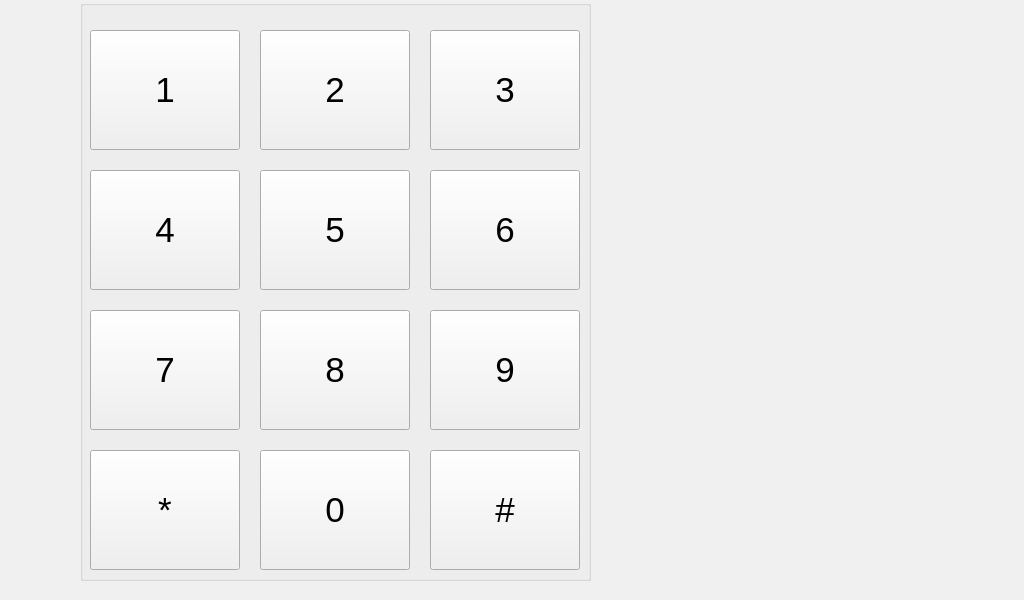
Qt form src/mainwindow.ui (pureartisan/mqtt-alarm-panel-ui) before a commit.
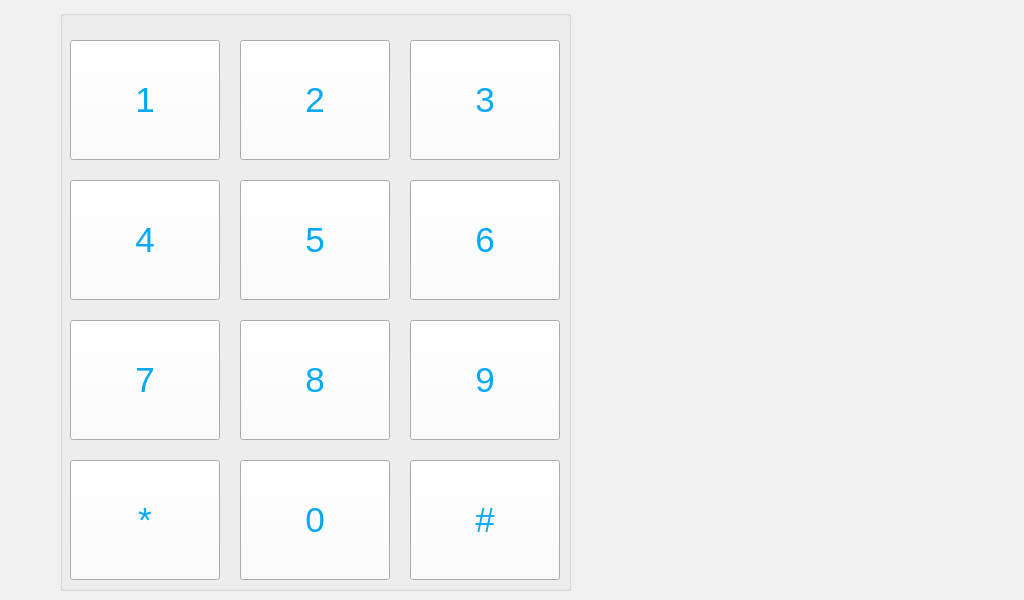
The same form after that commit.

```diff
--- a/src/mainwindow.ui
+++ b/src/mainwindow.ui
@@ -34,6 +34,24 @@
        </color>
       </brush>
      </colorrole>
+     <colorrole role="Midlight">
+      <brush brushstyle="SolidPattern">
+       <color alpha="255">
+        <red>255</red>
+        <green>255</green>
+        <blue>255</blue>
+       </color>
+      </brush>
+     </colorrole>
+     <colorrole role="Text">
+      <brush brushstyle="SolidPattern">
+       <color alpha="255">
+        <red>3</red>
+        <green>169</green>
+        <blue>244</blue>
+       </color>
+      </brush>
+     </colorrole>
      <colorrole role="ButtonText">
       <brush brushstyle="SolidPattern">
        <color alpha="255">
@@ -61,6 +79,33 @@
        </color>
       </brush>
      </colorrole>
+     <colorrole role="Highlight">
+      <brush brushstyle="SolidPattern">
+       <color alpha="255">
+        <red>51</red>
+        <green>153</green>
+        <blue>255</blue>
+       </color>
+      </brush>
+     </colorrole>
+     <colorrole role="AlternateBase">
+      <brush brushstyle="SolidPattern">
+       <color alpha="255">
+        <red>255</red>
+        <green>255</green>
+        <blue>255</blue>
+       </color>
+      </brush>
+     </colorrole>
+     <colorrole role="PlaceholderText">
+      <brush brushstyle="SolidPattern">
+       <color alpha="128">
+        <red>3</red>
+        <green>169</green>
+        <blue>244</blue>
+       </color>
+      </brush>
+     </colorrole>
     </active>
     <inactive>
      <colorrole role="WindowText">
@@ -75,18 +120,36 @@
      <colorrole role="Button">
       <brush brushstyle="SolidPattern">
        <color alpha="255">
-        <red>240</red>
-        <green>240</green>
-        <blue>240</blue>
+        <red>255</red>
+        <green>255</green>
+        <blue>255</blue>
+       </color>
+      </brush>
+     </colorrole>
+     <colorrole role="Midlight">
+      <brush brushstyle="SolidPattern">
+       <color alpha="255">
+        <red>255</red>
+        <green>255</green>
+        <blue>255</blue>
+       </color>
+      </brush>
+     </colorrole>
+     <colorrole role="Text">
+      <brush brushstyle="SolidPattern">
+       <color alpha="255">
+        <red>3</red>
+        <green>169</green>
+        <blue>244</blue>
        </color>
       </brush>
      </colorrole>
      <colorrole role="ButtonText">
       <brush brushstyle="SolidPattern">
        <color alpha="255">
-        <red>0</red>
-        <green>0</green>
-        <blue>0</blue>
+        <red>3</red>
+        <green>169</green>
+        <blue>244</blue>
        </color>
       </brush>
      </colorrole>
@@ -108,6 +171,33 @@
        </color>
       </brush>
      </colorrole>
+     <colorrole role="Highlight">
+      <brush brushstyle="SolidPattern">
+       <color alpha="255">
+        <red>3</red>
+        <green>169</green>
+        <blue>244</blue>
+       </color>
+      </brush>
+     </colorrole>
+     <colorrole role="AlternateBase">
+      <brush brushstyle="SolidPattern">
+       <color alpha="255">
+        <red>255</red>
+        <green>255</green>
+        <blue>255</blue>
+       </color>
+      </brush>
+     </colorrole>
+     <colorrole role="PlaceholderText">
+      <brush brushstyle="SolidPattern">
+       <color alpha="128">
+        <red>3</red>
+        <green>169</green>
+        <blue>244</blue>
+       </color>
+      </brush>
+     </colorrole>
     </inactive>
     <disabled>
      <colorrole role="WindowText">
@@ -122,9 +212,27 @@
      <colorrole role="Button">
       <brush brushstyle="SolidPattern">
        <color alpha="255">
-        <red>240</red>
-        <green>240</green>
-        <blue>240</blue>
+        <red>241</red>
+        <green>241</green>
+        <blue>241</blue>
+       </color>
+      </brush>
+     </colorrole>
+     <colorrole role="Midlight">
+      <brush brushstyle="SolidPattern">
+       <color alpha="255">
+        <red>255</red>
+        <green>255</green>
+        <blue>255</blue>
+       </color>
+      </brush>
+     </colorrole>
+     <colorrole role="Text">
+      <brush brushstyle="SolidPattern">
+       <color alpha="255">
+        <red>3</red>
+        <green>169</green>
+        <blue>244</blue>
        </color>
       </brush>
      </colorrole>
@@ -155,6 +263,33 @@
        </color>
       </brush>
      </colorrole>
+     <colorrole role="Highlight">
+      <brush brushstyle="SolidPattern">
+       <color alpha="255">
+        <red>51</red>
+        <green>153</green>
+        <blue>255</blue>
+       </color>
+      </brush>
+     </colorrole>
+     <colorrole role="AlternateBase">
+      <brush brushstyle="SolidPattern">
+       <color alpha="255">
+        <red>255</red>
+        <green>255</green>
+        <blue>255</blue>
+       </color>
+      </brush>
+     </colorrole>
+     <colorrole role="PlaceholderText">
+      <brush brushstyle="SolidPattern">
+       <color alpha="128">
+        <red>3</red>
+        <green>169</green>
+        <blue>244</blue>
+       </color>
+      </brush>
+     </colorrole>
     </disabled>
    </palette>
   </property>
@@ -165,8 +300,8 @@
    <widget class="QGroupBox" name="grp_keypad">
     <property name="geometry">
      <rect>
-      <x>80</x>
-      <y>0</y>
+      <x>60</x>
+      <y>10</y>
       <width>511</width>
       <height>581</height>
      </rect>
```
